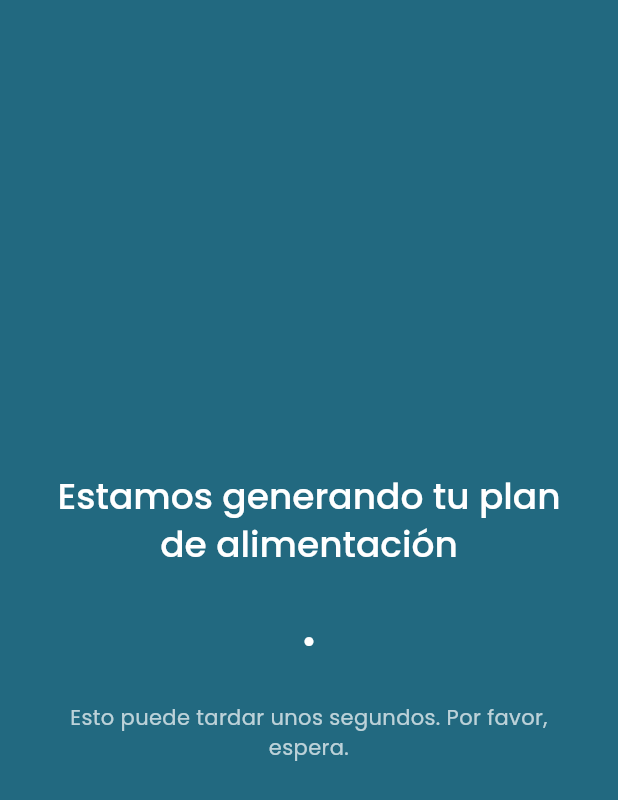
After one commit to HabitsGo-ChfHeroes/habits_go_front, a Flutter app: the DailyPlanLoadingScreen screen opened by its route, after a tap on "OK", on a phone screen of 412 x 824 dp. The commit adds this screen. Shown: the top 800 px of the screen. Run offline on Flutter 3.47's test engine with Material 3 defaults, Android fonts, the phone set to English and light mode, and no system bars; drawn by our look-alikes of animated_text_kit; our stand-ins replace fl_chart, google_fonts, lottie.

Commit message:
add register with daily plan generation

```diff
--- a/lib/main.dart
+++ b/lib/main.dart
@@ -12,6 +12,7 @@ import 'package:habits_go_front/screens/forum_coment_screen.dart';
 import 'package:habits_go_front/screens/user_imc_goal_page.dart';
 import 'package:habits_go_front/screens/user_settings_screen.dart';
 import 'package:habits_go_front/screens/daily_plan_screen.dart';
+import 'package:habits_go_front/screens/daily_plan_loading.dart';
 
 void main() {
   WidgetsFlutterBinding.ensureInitialized();
@@ -60,6 +61,7 @@ class MainApp extends StatelessWidget {
         "user_settings": (context) => const UserSettingsScreen(),
         "daily_plan": (context) => const DailyPlanScreen(),
         "alerts": (context) => const AlertsScreen(),
+        "daily_plan_loading": (context) => const DailyPlanLoadingScreen(),
       }
     );
   }
--- /dev/null
+++ b/lib/screens/daily_plan_loading.dart
@@ -0,0 +1,132 @@
+import 'package:flutter/material.dart';
+import 'package:google_fonts/google_fonts.dart';
+import 'package:animated_text_kit/animated_text_kit.dart';
+import 'package:provider/provider.dart';
+
+import '../services/plan_food_service.dart';
+import '../providers/user_provider.dart';
+
+class DailyPlanLoadingScreen extends StatefulWidget {
+  const DailyPlanLoadingScreen({super.key});
+
+  @override
+  State<DailyPlanLoadingScreen> createState() => _DailyPlanLoadingScreenState();
+}
+
+class _DailyPlanLoadingScreenState extends State<DailyPlanLoadingScreen> {
+  final _planService = PlanFoodService();
+
+  @override
+  void initState() {
+    super.initState();
+    _startDailyPlanGeneration();
+  }
+
+  Future<void> _startDailyPlanGeneration() async {
+    try {
+      final userId = Provider.of<UserProvider>(context, listen: false).userId!;
+      final message = await _planService.generateDailyPlan(userId);
+
+      if (message.contains("exitosamente")) {
+        // Suponiendo que 'generado exitosamente' está en el mensaje
+        if (mounted) {
+          Navigator.of(context).pushReplacementNamed("daily_plan");
+        }
+      } else {
+        _showError("No se pudo generar el plan diario. Intenta nuevamente.");
+      }
+    } catch (e) {
+      _showError("Error de conexión: ${e.toString()}");
+    }
+  }
+
+  void _showError(String msg) {
+    if (mounted) {
+      showDialog(
+        context: context,
+        builder: (_) => AlertDialog(
+          title: const Text("Error"),
+          content: Text(msg),
+          actions: [
+            TextButton(
+              onPressed: () => Navigator.pop(context),
+              child: const Text("OK"),
+            ),
+          ],
+        ),
+      );
+    }
+  }
+
+  @override
+  Widget build(BuildContext context) {
+    return Scaffold(
+      backgroundColor: const Color(0xFF226980),
+      body: Center(
+        child: Padding(
+          padding: const EdgeInsets.symmetric(horizontal: 32.0),
+          child: Column(
+            mainAxisAlignment: MainAxisAlignment.center,
+            children: [
+              Text(
+                'Estamos generando tu plan de alimentación',
+                textAlign: TextAlign.center,
+                style: GoogleFonts.poppins(
+                  textStyle: Theme.of(context).textTheme.headlineSmall?.copyWith(
+                        color: Colors.white,
+                        fontWeight: FontWeight.w500,
+                      ),
+                ),
+              ),
+              const SizedBox(height: 8),
+              AnimatedTextKit(
+                animatedTexts: [
+                  TyperAnimatedText(
+                    '.',
+                    speed: const Duration(milliseconds: 300),
+                    textStyle: GoogleFonts.poppins(
+                      fontSize: 40,
+                      color: Colors.white,
+                      fontWeight: FontWeight.w500,
+                    ),
+                  ),
+                  TyperAnimatedText(
+                    '..',
+                    speed: const Duration(milliseconds: 300),
+                    textStyle: GoogleFonts.poppins(
+                      fontSize: 40,
+                      color: Colors.white,
+                      fontWeight: FontWeight.w500,
+                    ),
+                  ),
+                  TyperAnimatedText(
+                    '...',
+                    speed: const Duration(milliseconds: 300),
+                    textStyle: GoogleFonts.poppins(
+                      fontSize: 40,
+                      color: Colors.white,
+                      fontWeight: FontWeight.w500,
+                    ),
+                  ),
+                ],
+                repeatForever: true,
+                isRepeatingAnimation: true,
+                pause: const Duration(milliseconds: 200),
+              ),
+              const SizedBox(height: 24),
+              Text(
+                'Esto puede tardar unos segundos. Por favor, espera.',
+                textAlign: TextAlign.center,
+                style: GoogleFonts.poppins(
+                  textStyle: Theme.of(context).textTheme.bodyMedium?.copyWith(
+                        color: Colors.white70,
+                      ),
+                ),
+              ),
+            ],
+          ),
+        ),
+      ),
+    );
+  }
+}
--- a/lib/screens/user_imc_goal_page.dart
+++ b/lib/screens/user_imc_goal_page.dart
@@ -1,5 +1,7 @@
 import 'package:flutter/material.dart';
+import 'package:provider/provider.dart';
 import '../services/auth_service.dart';
+import '../providers/user_provider.dart';
 
 class UserImcGoalPage extends StatefulWidget {
   final String firstName;
@@ -97,7 +99,7 @@ class _UserImcGoalPageState extends State<UserImcGoalPage>
     final height = double.tryParse(_tallaController.text)!;
     final weight = double.tryParse(_pesoController.text)!;
 
-    final success = await _authService.register(
+    final result = await _authService.register(
       email:    widget.email,
       firstName: widget.firstName,
       lastName:  widget.lastName,
@@ -109,8 +111,12 @@ class _UserImcGoalPageState extends State<UserImcGoalPage>
 
     setState(() => _loading = false);
 
-    if (success) {
-      Navigator.of(context).pushNamedAndRemoveUntil("daily_plan", (_) => false);
+    if (result != null) {
+      final userProvider = Provider.of<UserProvider>(context, listen: false);
+      userProvider.setUserId(result['id']);
+      userProvider.setUserGoal(result['goal']);
+
+      Navigator.of(context).pushNamedAndRemoveUntil("daily_plan_loading", (_) => false);
     } else {
       setState(() => _error = "Error al registrar el usuario.");
     }
--- a/lib/services/auth_service.dart
+++ b/lib/services/auth_service.dart
@@ -5,7 +5,7 @@ import '../config/env.dart';
 class AuthService {
   static const String _baseUrl = '${Env.baseUrl}/auth';
 
-  Future<bool> register({
+  Future<Map<String, dynamic>?> register({
     required String email,
     required String firstName,
     required String lastName,
@@ -29,7 +29,12 @@ class AuthService {
       }),
     );
 
-    return resp.statusCode == 200;
+    if (resp.statusCode == 200) {
+      final userData = jsonDecode(resp.body);
+      return userData;
+    }
+
+    return null;
   }
 
   Future<Map<String, dynamic>?> login(String username, String password) async {
--- a/lib/services/plan_food_service.dart
+++ b/lib/services/plan_food_service.dart
@@ -31,4 +31,25 @@ class PlanFoodService {
       throw Exception('Error de conexión: $e');
     }
   }
+
+  Future<String> generateDailyPlan(int userId) async {
+    final url = Uri.parse('$_baseUrl/daily/plan');
+
+    try {
+      final response = await http.post(
+        url,
+        headers: {'Content-Type': 'application/json'},
+        body: jsonEncode({'user_id': userId}),
+      );
+
+      if (response.statusCode == 200) {
+        final data = jsonDecode(response.body);
+        return data['message'] as String;
+      } else {
+        throw Exception('Error al generar el plan diario: ${response.statusCode}');
+      }
+    } catch (e) {
+      throw Exception('Error de conexión: $e');
+    }
+  }
 }
--- a/pubspec.yaml
+++ b/pubspec.yaml
@@ -15,6 +15,7 @@ dependencies:
   google_fonts: ^4.0.3
   http: ^1.4.0
   provider: ^6.1.5
+  animated_text_kit: ^4.2.3
 
 dev_dependencies:
   flutter_test:
```
Also changed, not shown: pubspec.lock.
